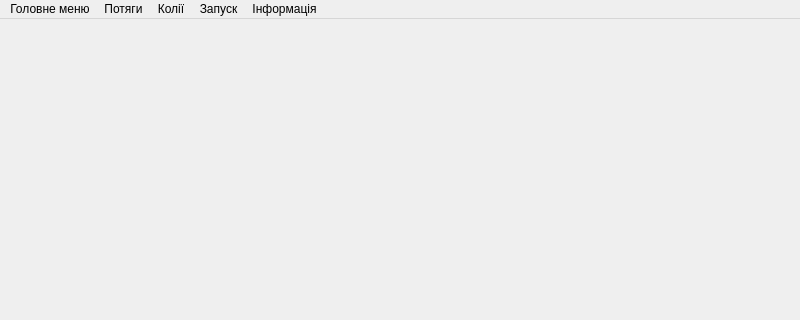
First picture: the form in mainwindow.ui, repository Victor-Polyanko/Railway3, before the edit; both pictures show x 0 to 800 and y 0 to 320 of the 800 by 600 pixel window.
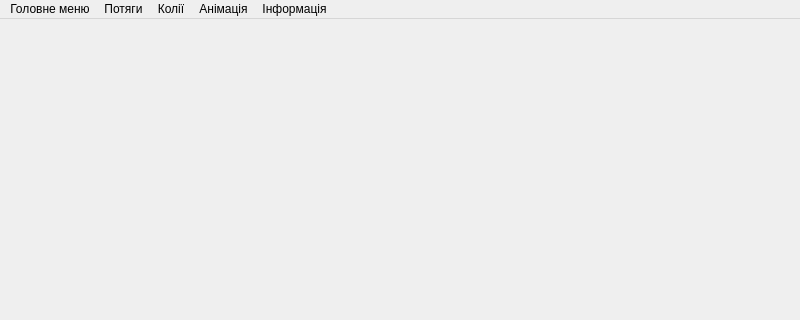
Second picture: the form after the edit.

Diff of the .ui file:
```diff
--- a/mainwindow.ui
+++ b/mainwindow.ui
@@ -54,7 +54,7 @@
    </widget>
    <widget class="QMenu" name="launchMenu">
     <property name="title">
-     <string>Запуск</string>
+     <string>Анімація</string>
     </property>
    </widget>
    <widget class="QMenu" name="aboutMenu">
```
Left out of the diff: 12 changed lines with no effect on the pictures.
